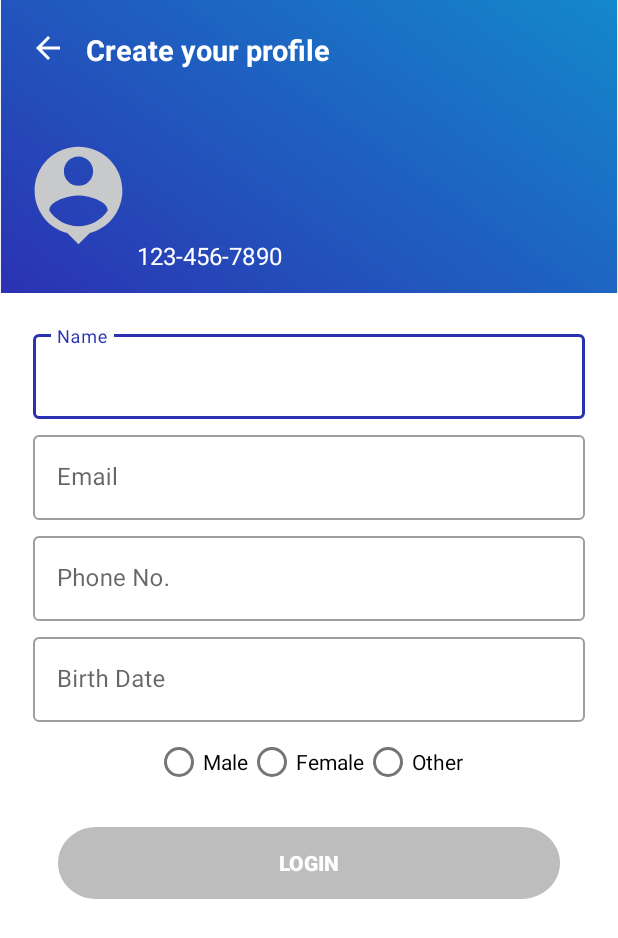
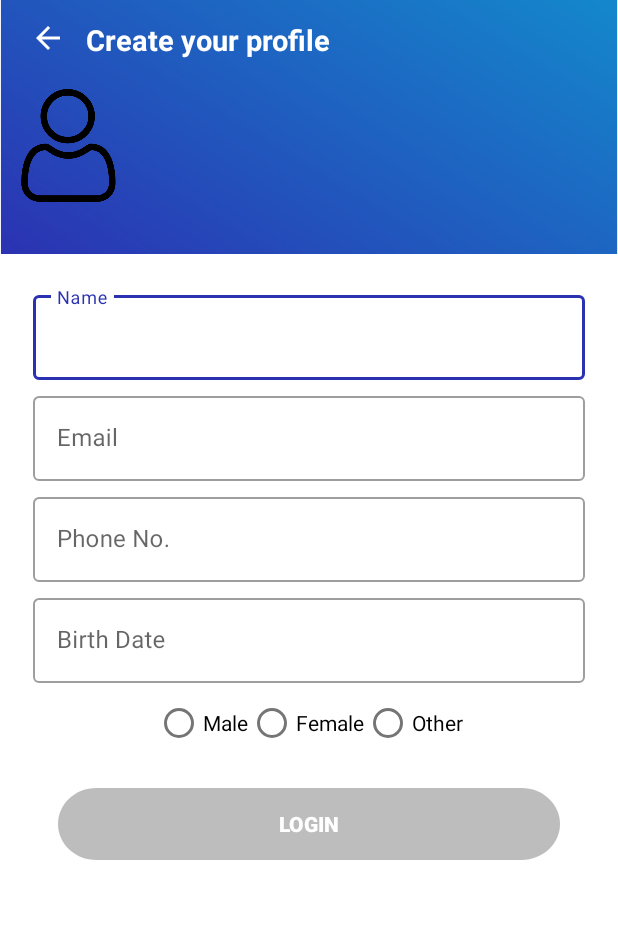
Before and after one commit to Soumyaguddu/Zumerapp, an Android app: the AddPersonActivity screen opened directly, with no data from a screen before it, on a phone screen of 412 x 824 dp. Shown: the top 938 px of the screen. Run offline under Robolectric (Android 15) with nearby library versions, the phone set to English and light mode, and no system bars; our stand-ins replace sdp/ssp sizes.

Commit message:
Initial Commit

```diff
--- a/app/src/main/java/com/gozipp/zumer/AddPersonActivity.kt
+++ b/app/src/main/java/com/gozipp/zumer/AddPersonActivity.kt
@@ -14,74 +14,27 @@ class AddPersonActivity : BaseActivity() {
         binding = ActivityAddPersonBinding.inflate(layoutInflater)
         setContentView(binding.root)
         setData()
+        binding.imgBack.setOnClickListener {
+            finish()
+        }
 
     }
 
     private fun setData() {
-        val editTextList = listOf(
-            binding.etName,
-            binding.etEmail,
-            binding.etPhone,
-            binding.etDateOfBirth
-        )
 
-
-        for (i in editTextList.indices) {
-            editTextList[i].addTextChangedListener(object : TextWatcher {
-                override fun beforeTextChanged(
-                    s: CharSequence?,
-                    start: Int,
-                    count: Int,
-                    after: Int
-                ) {
-                }
-
-                override fun onTextChanged(s: CharSequence?, start: Int, before: Int, count: Int) {}
-
-                override fun afterTextChanged(s: Editable?) {
-
-
-                    if (s?.length == 1) {
-                        val nextIndex = (i + 1) % editTextList.size
-                        editTextList[nextIndex].requestFocus()
-                    } else if (s?.length == 0) {
-                        val prevIndex = if (i == 0) editTextList.size - 1 else i - 1
-                        editTextList[prevIndex].requestFocus()
-                    }
-
-                    val allTextFilled = editTextList.all { it.text?.length == 1 }
-                    binding.btnLogin.isSelected = allTextFilled
-
-
-                }
-            })
-        }
 
         binding.etName.afterTextChanged {
 
-            if (binding.etName.text.toString().isNotEmpty()) {
-                binding.profileName.text = binding.etName.text.toString().trim()
-            } else {
-                binding.profileName.text = ""
-            }
+            binding.profileName.text = binding.etName.text.toString().trim()
         }
         binding.etEmail.afterTextChanged {
 
-            if (binding.etEmail.text.toString().isNotEmpty()) {
-                binding.profileEmail.text = binding.etEmail.text.toString().trim()
-            } else {
-                binding.profileEmail.text = ""
-            }
+            binding.profileEmail.text = binding.etEmail.text.toString().trim()
 
         }
         binding.etPhone.afterTextChanged {
 
-            if (binding.etPhone.text.toString().isNotEmpty()) {
-                binding.profilePhone.text = binding.etPhone.text.toString().trim()
-            } else {
-                binding.profilePhone.text = ""
-            }
-
+            binding.profilePhone.text = binding.etPhone.text.toString().trim()
         }
         binding.etDateOfBirth.setOnClickListener {
             val calendar = Calendar.getInstance()
--- a/app/src/main/res/layout/activity_add_person.xml
+++ b/app/src/main/res/layout/activity_add_person.xml
@@ -14,13 +14,15 @@
 		<LinearLayout
 			android:id="@+id/llGradientTOP"
 			android:layout_width="match_parent"
-			android:layout_height="@dimen/_150sdp"
+			android:layout_height="@dimen/_130sdp"
 			android:background="@drawable/bg"
 			android:orientation="vertical">
 <LinearLayout
 	android:layout_width="match_parent"
 	android:layout_height="wrap_content"
-	android:layout_margin="@dimen/_10sdp"
+	android:layout_marginStart="@dimen/_10sdp"
+	android:layout_marginEnd="@dimen/_10sdp"
+	android:layout_marginTop="@dimen/_5sdp"
 	android:orientation="horizontal">
 
 	<ImageView
@@ -46,17 +48,19 @@
 				android:layout_width="match_parent"
 				android:layout_height="wrap_content"
 				android:orientation="horizontal"
-				android:layout_margin="@dimen/_5sdp"
-				android:padding="@dimen/_5sdp">
+				android:layout_marginStart="@dimen/_5sdp"
+				android:layout_marginEnd="@dimen/_5sdp"
+				>
 
 				<!-- Profile Icon -->
 				<ImageView
 					android:id="@+id/profileIcon"
 					android:layout_width="@dimen/_60sdp"
-					android:layout_height="@dimen/_60sdp"
+					android:layout_height="match_parent"
 					android:layout_gravity="center"
+					android:padding="@dimen/_10ssp"
 					android:scaleType="centerCrop"
-					android:src="@drawable/ic_baseline_person_pin_24" />
+					android:src="@drawable/user" />
 
 
 				<LinearLayout
@@ -90,7 +94,7 @@
 						android:layout_width="wrap_content"
 						android:layout_height="wrap_content"
 						android:layout_marginTop="8dp"
-						android:text="123-456-7890"
+						tools:text="123-456-7890"
 						android:textColor="@color/white"
 						android:textSize="16sp" />
 
```
Also changed, not shown: app/src/main/res/drawable/user.png (added).
